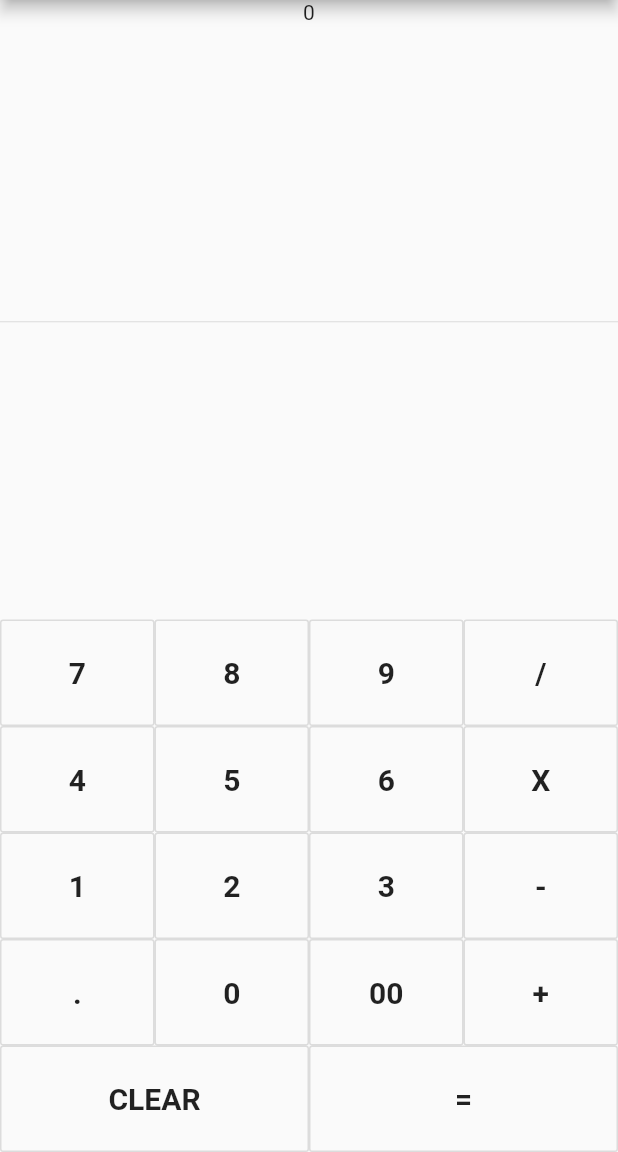
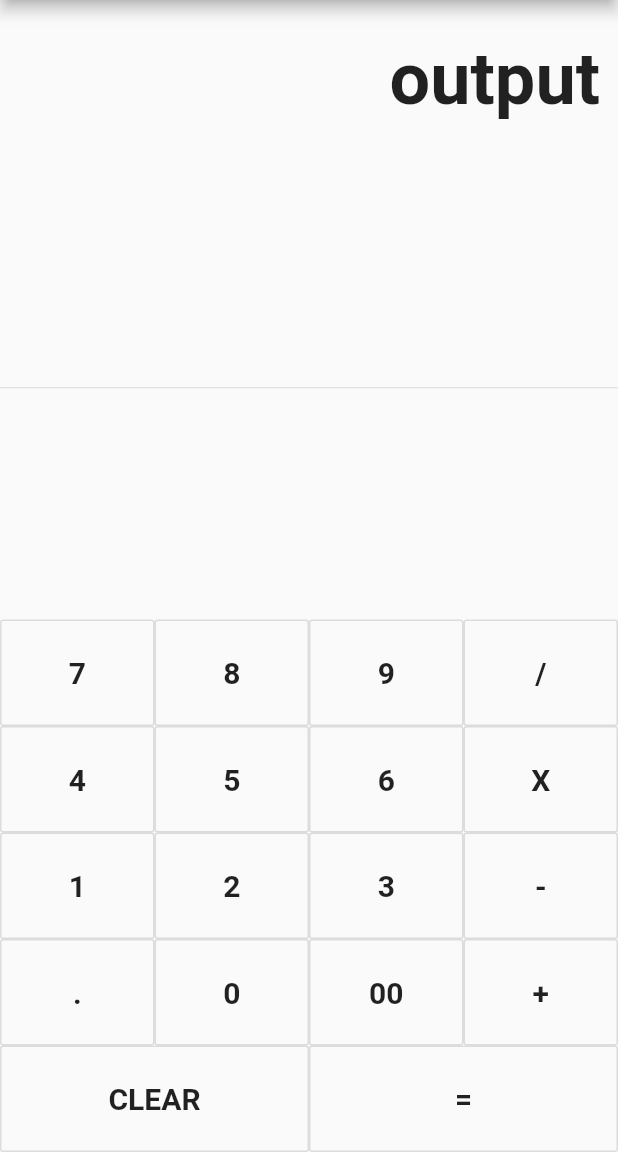
Before and after one commit to RassuK/FlutterCalculatorApp, a Flutter app: the screen it shows after launch, on a phone screen of 412 x 824 dp, the part 84-1236 px from its top. Run offline on Flutter 3.47's test engine with Material 2 defaults, Android fonts, the phone set to English and light mode, and no system bars.

Commit message:
added output widget

```diff
--- a/lib/main.dart
+++ b/lib/main.dart
@@ -43,17 +43,27 @@ class _MyHomePageState extends State<MyHomePage> {
 
   @override
   Widget build(BuildContext context) {
-    return Scaffold(
-        appBar: AppBar(
-          title: Text(widget.title),
+    return new Scaffold(
+        appBar: new AppBar(
+          title: new Text(widget.title),
         ),
         body: new Container(
             child: new Column(
           children: <Widget>[
-            new Text("0"),
+            new Container(
+              alignment: Alignment.centerRight,
+              padding: new EdgeInsets.symmetric(
+                vertical: 24.0,
+                horizontal: 12.0
+              ),
+              child: new Text("output", style: new TextStyle(
+                fontSize: 48.0,
+                fontWeight: FontWeight.bold,
+
+              ))),
             new Expanded(
               child: new Divider(),
-            ),
+),
             new Column(children: [
               new Row(children: [
                 buildButton("7"),
```
